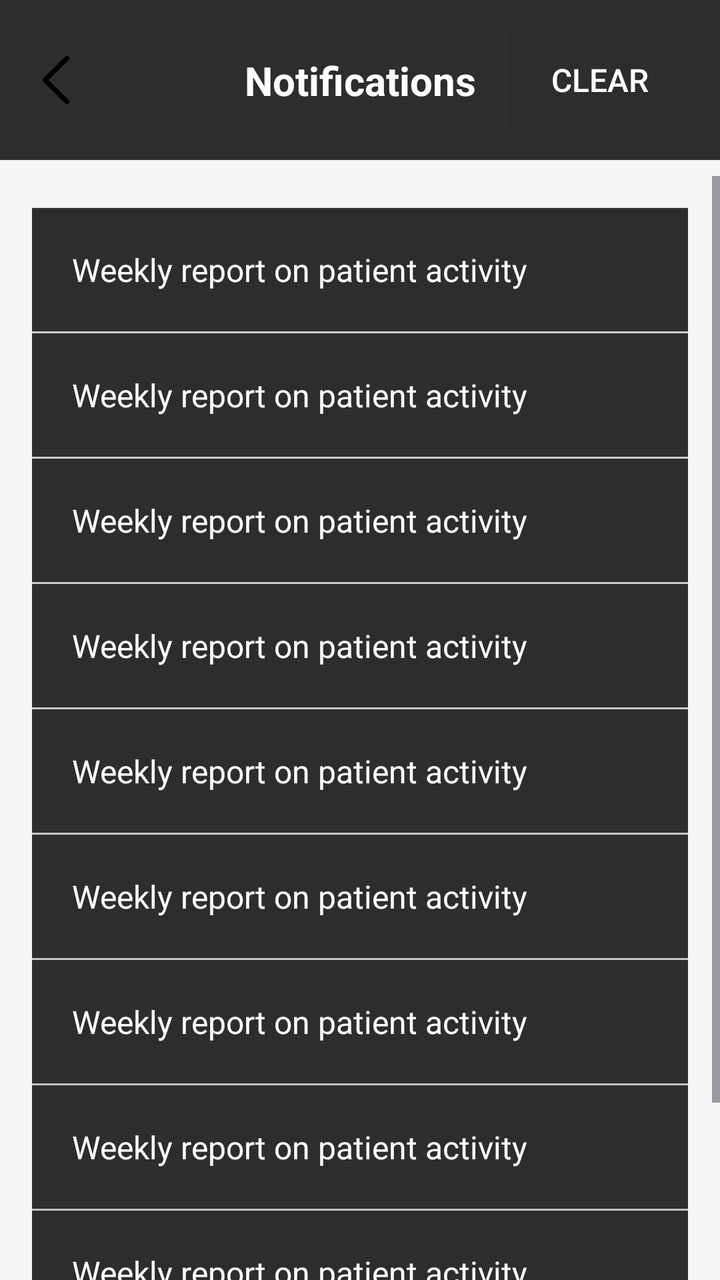
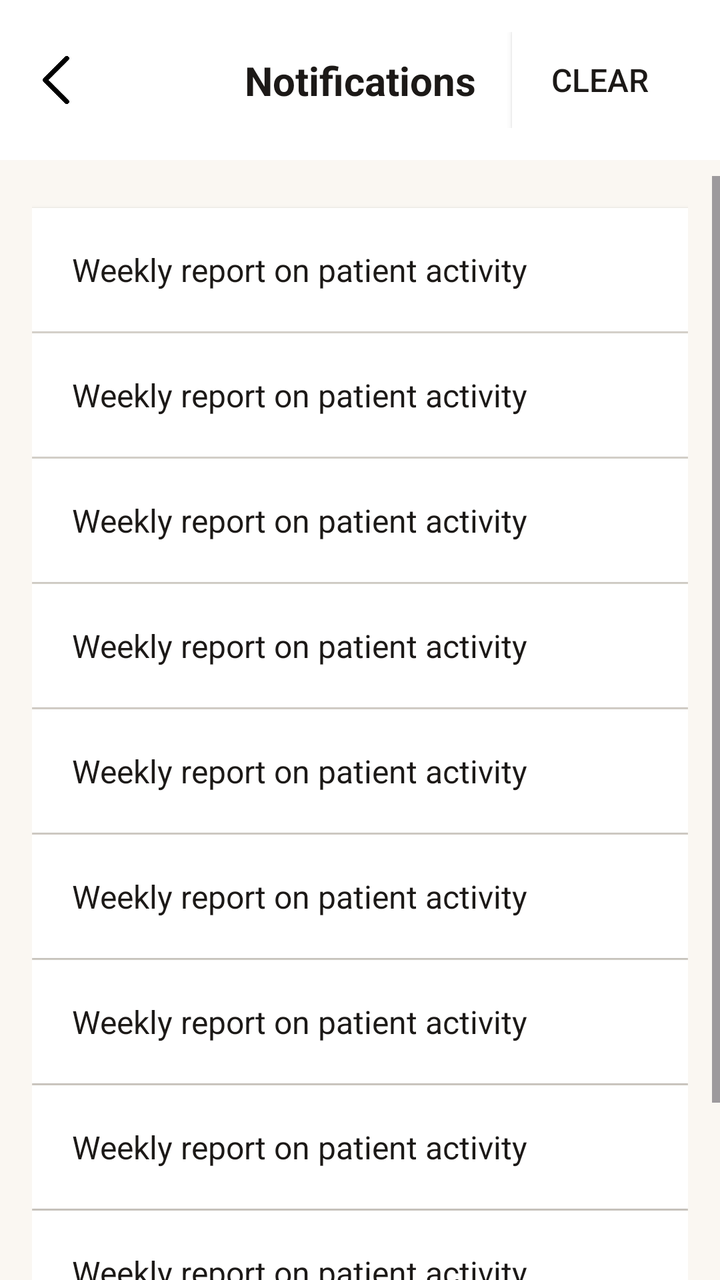

Screens rendered from an Android XML layout before and after an edit, with the pre-edit source and the edit as a unified diff.
<!-- AndroidManifest.xml: application theme Theme.RecallLive -->
<!-- res/layout/activity_guardiannotifications.xml -->
<?xml version="1.0" encoding="utf-8"?>
<androidx.constraintlayout.widget.ConstraintLayout xmlns:android="http://schemas.android.com/apk/res/android"
    xmlns:app="http://schemas.android.com/apk/res-auto"
    xmlns:tools="http://schemas.android.com/tools"
    android:layout_width="match_parent"
    android:layout_height="match_parent"
    android:background="#F5F5F5">

    
    <androidx.constraintlayout.widget.ConstraintLayout
        android:id="@+id/top_app_bar"
        android:layout_width="match_parent"
        android:layout_height="wrap_content"
        android:background="@color/white"
        android:padding="16dp"
        app:layout_constraintEnd_toEndOf="parent"
        app:layout_constraintStart_toStartOf="parent"
        app:layout_constraintTop_toTopOf="parent">

        
        <ImageView
            android:id="@+id/iv_back"
            android:layout_width="24dp"
            android:layout_height="24dp"
            android:src="@drawable/ic_arrow_back"
            app:layout_constraintBottom_toBottomOf="parent"
            app:layout_constraintStart_toStartOf="parent"
            app:layout_constraintTop_toTopOf="parent" />

        
        <TextView
            android:id="@+id/tv_notifications_title"
            android:layout_width="wrap_content"
            android:layout_height="wrap_content"
            android:text="Notifications"
            android:textColor="@color/black"
            android:textSize="20sp"
            android:textStyle="bold"
            app:layout_constraintBottom_toBottomOf="parent"
            app:layout_constraintEnd_toEndOf="parent"
            app:layout_constraintStart_toStartOf="parent"
            app:layout_constraintTop_toTopOf="parent" />

        
        <androidx.appcompat.widget.AppCompatButton
            android:id="@+id/tv_clear"
            android:layout_width="wrap_content"
            android:background="@color/white"
            android:layout_height="wrap_content"
            android:text="Clear"
            android:textColor="@color/black"
            android:textSize="16sp"
            app:layout_constraintBottom_toBottomOf="parent"
            app:layout_constraintEnd_toEndOf="parent"
            app:layout_constraintTop_toTopOf="parent" />

    </androidx.constraintlayout.widget.ConstraintLayout>

    
    <ScrollView
        android:id="@+id/scroll_view"
        android:layout_width="0dp"
        android:layout_height="0dp"
        android:layout_marginTop="8dp"
        app:layout_constraintBottom_toBottomOf="parent"
        app:layout_constraintEnd_toEndOf="parent"
        app:layout_constraintStart_toStartOf="parent"
        app:layout_constraintTop_toBottomOf="@+id/top_app_bar">

        <androidx.constraintlayout.widget.ConstraintLayout
            android:layout_width="match_parent"
            android:layout_height="wrap_content"
            android:paddingHorizontal="16dp"
            android:paddingBottom="16dp">

            
            <androidx.constraintlayout.widget.ConstraintLayout
                android:id="@+id/notification_item_1"
                android:layout_width="0dp"
                android:layout_height="wrap_content"
                android:layout_marginTop="16dp"
                android:background="@color/white"
                android:elevation="1dp"
                android:padding="20dp"
                app:layout_constraintEnd_toEndOf="parent"
                app:layout_constraintStart_toStartOf="parent"
                app:layout_constraintTop_toTopOf="parent">

                <TextView
                    android:id="@+id/tv_notification_text_1"
                    android:layout_width="0dp"
                    android:layout_height="wrap_content"
                    android:text="Weekly report on patient activity"
                    android:textColor="@color/black"
                    android:textSize="16sp"
                    android:lineSpacingExtra="4dp"
                    app:layout_constraintEnd_toEndOf="parent"
                    app:layout_constraintStart_toStartOf="parent"
                    app:layout_constraintTop_toTopOf="parent" />

            </androidx.constraintlayout.widget.ConstraintLayout>

            
            <View
                android:id="@+id/divider_1"
                android:layout_width="0dp"
                android:layout_height="1dp"
                android:background="#E0E0E0"
                app:layout_constraintEnd_toEndOf="parent"
                app:layout_constraintStart_toStartOf="parent"
                app:layout_constraintTop_toBottomOf="@+id/notification_item_1" />

            
            <androidx.constraintlayout.widget.ConstraintLayout
                android:id="@+id/notification_item_2"
                android:layout_width="0dp"
                android:layout_height="wrap_content"
                android:background="@color/white"
                android:elevation="1dp"
                android:padding="20dp"
                app:layout_constraintEnd_toEndOf="parent"
                app:layout_constraintStart_toStartOf="parent"
                app:layout_constraintTop_toBottomOf="@+id/divider_1">

                <TextView
                    android:id="@+id/tv_notification_text_2"
                    android:layout_width="0dp"
                    android:layout_height="wrap_content"
                    android:text="Weekly report on patient activity"
                    android:textColor="@color/black"
                    android:textSize="16sp"
                    android:lineSpacingExtra="4dp"
                    app:layout_constraintEnd_toEndOf="parent"
                    app:layout_constraintStart_toStartOf="parent"
                    app:layout_constraintTop_toTopOf="parent" />

            </androidx.constraintlayout.widget.ConstraintLayout>

            
            <View
                android:id="@+id/divider_2"
                android:layout_width="0dp"
                android:layout_height="1dp"
                android:background="#E0E0E0"
                app:layout_constraintEnd_toEndOf="parent"
                app:layout_constraintStart_toStartOf="parent"
                app:layout_constraintTop_toBottomOf="@+id/notification_item_2" />

            
            <androidx.constraintlayout.widget.ConstraintLayout
                android:id="@+id/notification_item_3"
                android:layout_width="0dp"
                android:layout_height="wrap_content"
                android:background="@color/white"
                android:elevation="1dp"
                android:padding="20dp"
                app:layout_constraintEnd_toEndOf="parent"
                app:layout_constraintStart_toStartOf="parent"
                app:layout_constraintTop_toBottomOf="@+id/divider_2">

                <TextView
                    android:id="@+id/tv_notification_text_3"
                    android:layout_width="0dp"
                    android:layout_height="wrap_content"
                    android:text="Weekly report on patient activity"
                    android:textColor="@color/black"
                    android:textSize="16sp"
                    android:lineSpacingExtra="4dp"
                    app:layout_constraintEnd_toEndOf="parent"
                    app:layout_constraintStart_toStartOf="parent"
                    app:layout_constraintTop_toTopOf="parent" />

            </androidx.constraintlayout.widget.ConstraintLayout>

            
            <View
                android:id="@+id/divider_3"
                android:layout_width="0dp"
                android:layout_height="1dp"
                android:background="#E0E0E0"
                app:layout_constraintEnd_toEndOf="parent"
                app:layout_constraintStart_toStartOf="parent"
                app:layout_constraintTop_toBottomOf="@+id/notification_item_3" />

            
            <androidx.constraintlayout.widget.ConstraintLayout
                android:id="@+id/notification_item_4"
                android:layout_width="0dp"
                android:layout_height="wrap_content"
                android:background="@color/white"
                android:elevation="1dp"
                android:padding="20dp"
                app:layout_constraintEnd_toEndOf="parent"
                app:layout_constraintStart_toStartOf="parent"
                app:layout_constraintTop_toBottomOf="@+id/divider_3">

                <TextView
                    android:id="@+id/tv_notification_text_4"
                    android:layout_width="0dp"
                    android:layout_height="wrap_content"
                    android:text="Weekly report on patient activity"
                    android:textColor="@color/black"
                    android:textSize="16sp"
                    android:lineSpacingExtra="4dp"
                    app:layout_constraintEnd_toEndOf="parent"
                    app:layout_constraintStart_toStartOf="parent"
                    app:layout_constraintTop_toTopOf="parent" />

            </androidx.constraintlayout.widget.ConstraintLayout>

            
            <View
                android:id="@+id/divider_4"
                android:layout_width="0dp"
                android:layout_height="1dp"
                android:background="#E0E0E0"
                app:layout_constraintEnd_toEndOf="parent"
                app:layout_constraintStart_toStartOf="parent"
                app:layout_constraintTop_toBottomOf="@+id/notification_item_4" />

            
            <androidx.constraintlayout.widget.ConstraintLayout
                android:id="@+id/notification_item_5"
                android:layout_width="0dp"
                android:layout_height="wrap_content"
                android:background="@color/white"
                android:elevation="1dp"
                android:padding="20dp"
                app:layout_constraintEnd_toEndOf="parent"
                app:layout_constraintStart_toStartOf="parent"
                app:layout_constraintTop_toBottomOf="@+id/divider_4">

                <TextView
                    android:id="@+id/tv_notification_text_5"
                    android:layout_width="0dp"
                    android:layout_height="wrap_content"
                    android:text="Weekly report on patient activity"
                    android:textColor="@color/black"
                    android:textSize="16sp"
                    android:lineSpacingExtra="4dp"
                    app:layout_constraintEnd_toEndOf="parent"
                    app:layout_constraintStart_toStartOf="parent"
                    app:layout_constraintTop_toTopOf="parent" />

            </androidx.constraintlayout.widget.ConstraintLayout>

            
            <View
                android:id="@+id/divider_5"
                android:layout_width="0dp"
                android:layout_height="1dp"
                android:background="#E0E0E0"
                app:layout_constraintEnd_toEndOf="parent"
                app:layout_constraintStart_toStartOf="parent"
                app:layout_constraintTop_toBottomOf="@+id/notification_item_5" />

            
            <androidx.constraintlayout.widget.ConstraintLayout
                android:id="@+id/notification_item_6"
                android:layout_width="0dp"
                android:layout_height="wrap_content"
                android:background="@color/white"
                android:elevation="1dp"
                android:padding="20dp"
                app:layout_constraintEnd_toEndOf="parent"
                app:layout_constraintStart_toStartOf="parent"
                app:layout_constraintTop_toBottomOf="@+id/divider_5">

                <TextView
                    android:id="@+id/tv_notification_text_6"
                    android:layout_width="0dp"
                    android:layout_height="wrap_content"
                    android:text="Weekly report on patient activity"
                    android:textColor="@color/black"
                    android:textSize="16sp"
                    android:lineSpacingExtra="4dp"
                    app:layout_constraintEnd_toEndOf="parent"
                    app:layout_constraintStart_toStartOf="parent"
                    app:layout_constraintTop_toTopOf="parent" />

            </androidx.constraintlayout.widget.ConstraintLayout>

            
            <View
                android:id="@+id/divider_6"
                android:layout_width="0dp"
                android:layout_height="1dp"
                android:background="#E0E0E0"
                app:layout_constraintEnd_toEndOf="parent"
                app:layout_constraintStart_toStartOf="parent"
                app:layout_constraintTop_toBottomOf="@+id/notification_item_6" />

            
            <androidx.constraintlayout.widget.ConstraintLayout
                android:id="@+id/notification_item_7"
                android:layout_width="0dp"
                android:layout_height="wrap_content"
                android:background="@color/white"
                android:elevation="1dp"
                android:padding="20dp"
                app:layout_constraintEnd_toEndOf="parent"
                app:layout_constraintStart_toStartOf="parent"
                app:layout_constraintTop_toBottomOf="@+id/divider_6">

                <TextView
                    android:id="@+id/tv_notification_text_7"
                    android:layout_width="0dp"
                    android:layout_height="wrap_content"
                    android:text="Weekly report on patient activity"
                    android:textColor="@color/black"
                    android:textSize="16sp"
                    android:lineSpacingExtra="4dp"
                    app:layout_constraintEnd_toEndOf="parent"
                    app:layout_constraintStart_toStartOf="parent"
                    app:layout_constraintTop_toTopOf="parent" />

            </androidx.constraintlayout.widget.ConstraintLayout>

            
            <View
                android:id="@+id/divider_7"
                android:layout_width="0dp"
                android:layout_height="1dp"
                android:background="#E0E0E0"
                app:layout_constraintEnd_toEndOf="parent"
                app:layout_constraintStart_toStartOf="parent"
                app:layout_constraintTop_toBottomOf="@+id/notification_item_7" />

            
            <androidx.constraintlayout.widget.ConstraintLayout
                android:id="@+id/notification_item_8"
                android:layout_width="0dp"
                android:layout_height="wrap_content"
                android:background="@color/white"
                android:elevation="1dp"
                android:padding="20dp"
                app:layout_constraintEnd_toEndOf="parent"
                app:layout_constraintStart_toStartOf="parent"
                app:layout_constraintTop_toBottomOf="@+id/divider_7">

                <TextView
                    android:id="@+id/tv_notification_text_8"
                    android:layout_width="0dp"
                    android:layout_height="wrap_content"
                    android:text="Weekly report on patient activity"
                    android:textColor="@color/black"
                    android:textSize="16sp"
                    android:lineSpacingExtra="4dp"
                    app:layout_constraintEnd_toEndOf="parent"
                    app:layout_constraintStart_toStartOf="parent"
                    app:layout_constraintTop_toTopOf="parent" />

            </androidx.constraintlayout.widget.ConstraintLayout>

            
            <View
                android:id="@+id/divider_8"
                android:layout_width="0dp"
                android:layout_height="1dp"
                android:background="#E0E0E0"
                app:layout_constraintEnd_toEndOf="parent"
                app:layout_constraintStart_toStartOf="parent"
                app:layout_constraintTop_toBottomOf="@+id/notification_item_8" />

            
            <androidx.constraintlayout.widget.ConstraintLayout
                android:id="@+id/notification_item_9"
                android:layout_width="0dp"
                android:layout_height="wrap_content"
                android:background="@color/white"
                android:elevation="1dp"
                android:padding="20dp"
                app:layout_constraintEnd_toEndOf="parent"
                app:layout_constraintStart_toStartOf="parent"
                app:layout_constraintTop_toBottomOf="@+id/divider_8">

                <TextView
                    android:id="@+id/tv_notification_text_9"
                    android:layout_width="0dp"
                    android:layout_height="wrap_content"
                    android:text="Weekly report on patient activity"
                    android:textColor="@color/black"
                    android:textSize="16sp"
                    android:lineSpacingExtra="4dp"
                    app:layout_constraintEnd_toEndOf="parent"
                    app:layout_constraintStart_toStartOf="parent"
                    app:layout_constraintTop_toTopOf="parent" />

            </androidx.constraintlayout.widget.ConstraintLayout>

            
            <View
                android:id="@+id/divider_9"
                android:layout_width="0dp"
                android:layout_height="1dp"
                android:background="#E0E0E0"
                app:layout_constraintEnd_toEndOf="parent"
                app:layout_constraintStart_toStartOf="parent"
                app:layout_constraintTop_toBottomOf="@+id/notification_item_9" />

            
            <androidx.constraintlayout.widget.ConstraintLayout
                android:id="@+id/notification_item_10"
                android:layout_width="0dp"
                android:layout_height="wrap_content"
                android:background="@color/white"
                android:elevation="1dp"
                android:padding="20dp"
                app:layout_constraintEnd_toEndOf="parent"
                app:layout_constraintStart_toStartOf="parent"
                app:layout_constraintTop_toBottomOf="@+id/divider_9">

                <TextView
                    android:id="@+id/tv_notification_text_10"
                    android:layout_width="0dp"
                    android:layout_height="wrap_content"
                    android:text="Weekly report on patient activity"
                    android:textColor="@color/black"
                    android:textSize="16sp"
                    android:lineSpacingExtra="4dp"
                    app:layout_constraintEnd_toEndOf="parent"
                    app:layout_constraintStart_toStartOf="parent"
                    app:layout_constraintTop_toTopOf="parent" />

            </androidx.constraintlayout.widget.ConstraintLayout>

        </androidx.constraintlayout.widget.ConstraintLayout>

    </ScrollView>

</androidx.constraintlayout.widget.ConstraintLayout>
<!-- resources referenced by this layout -->
<resources>
  <color name="black">#FFFFFF</color>
  <color name="white">#2D2D2D</color>
  <!-- drawable ic_arrow_back: png bitmap (drawable, 2754 bytes) -->
  <style name="Theme.RecallLive" parent="Base.Theme.RecallLive" />
  <style name="Base.Theme.RecallLive" parent="Theme.Material3.DayNight.NoActionBar">
          
          
      </style>
</resources>

<!-- the commit's change to res/layout/activity_guardiannotifications.xml (unified diff, before → after) -->
@@ -4,14 +4,14 @@
     xmlns:tools="http://schemas.android.com/tools"
     android:layout_width="match_parent"
     android:layout_height="match_parent"
-    android:background="#F5F5F5">
+    android:background="#FAF7F2">
 
     
     <androidx.constraintlayout.widget.ConstraintLayout
         android:id="@+id/top_app_bar"
         android:layout_width="match_parent"
         android:layout_height="wrap_content"
-        android:background="@color/white"
+        android:background="#FFFFFF"
         android:padding="16dp"
         app:layout_constraintEnd_toEndOf="parent"
         app:layout_constraintStart_toStartOf="parent"
@@ -33,7 +33,7 @@
             android:layout_width="wrap_content"
             android:layout_height="wrap_content"
             android:text="Notifications"
-            android:textColor="@color/black"
+            android:textColor="#1C1917"
             android:textSize="20sp"
             android:textStyle="bold"
             app:layout_constraintBottom_toBottomOf="parent"
@@ -45,10 +45,10 @@
         <androidx.appcompat.widget.AppCompatButton
             android:id="@+id/tv_clear"
             android:layout_width="wrap_content"
-            android:background="@color/white"
+            android:background="#FFFFFF"
             android:layout_height="wrap_content"
             android:text="Clear"
-            android:textColor="@color/black"
+            android:textColor="#1C1917"
             android:textSize="16sp"
             app:layout_constraintBottom_toBottomOf="parent"
             app:layout_constraintEnd_toEndOf="parent"
@@ -79,7 +79,7 @@
                 android:layout_width="0dp"
                 android:layout_height="wrap_content"
                 android:layout_marginTop="16dp"
-                android:background="@color/white"
+                android:background="#FFFFFF"
                 android:elevation="1dp"
                 android:padding="20dp"
                 app:layout_constraintEnd_toEndOf="parent"
@@ -91,7 +91,7 @@
                     android:layout_width="0dp"
                     android:layout_height="wrap_content"
                     android:text="Weekly report on patient activity"
-                    android:textColor="@color/black"
+                    android:textColor="#1C1917"
                     android:textSize="16sp"
                     android:lineSpacingExtra="4dp"
                     app:layout_constraintEnd_toEndOf="parent"
@@ -105,7 +105,7 @@
                 android:id="@+id/divider_1"
                 android:layout_width="0dp"
                 android:layout_height="1dp"
-                android:background="#E0E0E0"
+                android:background="#E7E2DA"
                 app:layout_constraintEnd_toEndOf="parent"
                 app:layout_constraintStart_toStartOf="parent"
                 app:layout_constraintTop_toBottomOf="@+id/notification_item_1" />
@@ -115,7 +115,7 @@
                 android:id="@+id/notification_item_2"
                 android:layout_width="0dp"
                 android:layout_height="wrap_content"
-                android:background="@color/white"
+                android:background="#FFFFFF"
                 android:elevation="1dp"
                 android:padding="20dp"
                 app:layout_constraintEnd_toEndOf="parent"
@@ -127,7 +127,7 @@
                     android:layout_width="0dp"
                     android:layout_height="wrap_content"
                     android:text="Weekly report on patient activity"
-                    android:textColor="@color/black"
+                    android:textColor="#1C1917"
                     android:textSize="16sp"
                     android:lineSpacingExtra="4dp"
                     app:layout_constraintEnd_toEndOf="parent"
@@ -141,7 +141,7 @@
                 android:id="@+id/divider_2"
                 android:layout_width="0dp"
                 android:layout_height="1dp"
-                android:background="#E0E0E0"
+                android:background="#E7E2DA"
                 app:layout_constraintEnd_toEndOf="parent"
                 app:layout_constraintStart_toStartOf="parent"
                 app:layout_constraintTop_toBottomOf="@+id/notification_item_2" />
@@ -151,7 +151,7 @@
                 android:id="@+id/notification_item_3"
                 android:layout_width="0dp"
                 android:layout_height="wrap_content"
-                android:background="@color/white"
+                android:background="#FFFFFF"
                 android:elevation="1dp"
                 android:padding="20dp"
                 app:layout_constraintEnd_toEndOf="parent"
@@ -163,7 +163,7 @@
                     android:layout_width="0dp"
                     android:layout_height="wrap_content"
                     android:text="Weekly report on patient activity"
-                    android:textColor="@color/black"
+                    android:textColor="#1C1917"
                     android:textSize="16sp"
                     android:lineSpacingExtra="4dp"
                     app:layout_constraintEnd_toEndOf="parent"
@@ -177,7 +177,7 @@
                 android:id="@+id/divider_3"
                 android:layout_width="0dp"
                 android:layout_height="1dp"
-                android:background="#E0E0E0"
+                android:background="#E7E2DA"
                 app:layout_constraintEnd_toEndOf="parent"
                 app:layout_constraintStart_toStartOf="parent"
                 app:layout_constraintTop_toBottomOf="@+id/notification_item_3" />
@@ -187,7 +187,7 @@
                 android:id="@+id/notification_item_4"
                 android:layout_width="0dp"
                 android:layout_height="wrap_content"
-                android:background="@color/white"
+                android:background="#FFFFFF"
                 android:elevation="1dp"
                 android:padding="20dp"
                 app:layout_constraintEnd_toEndOf="parent"
@@ -199,7 +199,7 @@
                     android:layout_width="0dp"
                     android:layout_height="wrap_content"
                     android:text="Weekly report on patient activity"
-                    android:textColor="@color/black"
+                    android:textColor="#1C1917"
                     android:textSize="16sp"
                     android:lineSpacingExtra="4dp"
                     app:layout_constraintEnd_toEndOf="parent"
@@ -213,7 +213,7 @@
                 android:id="@+id/divider_4"
                 android:layout_width="0dp"
                 android:layout_height="1dp"
-                android:background="#E0E0E0"
+                android:background="#E7E2DA"
                 app:layout_constraintEnd_toEndOf="parent"
                 app:layout_constraintStart_toStartOf="parent"
                 app:layout_constraintTop_toBottomOf="@+id/notification_item_4" />
@@ -223,7 +223,7 @@
                 android:id="@+id/notification_item_5"
                 android:layout_width="0dp"
                 android:layout_height="wrap_content"
-                android:background="@color/white"
+                android:background="#FFFFFF"
                 android:elevation="1dp"
                 android:padding="20dp"
                 app:layout_constraintEnd_toEndOf="parent"
@@ -235,7 +235,7 @@
                     android:layout_width="0dp"
                     android:layout_height="wrap_content"
                     android:text="Weekly report on patient activity"
-                    android:textColor="@color/black"
+                    android:textColor="#1C1917"
                     android:textSize="16sp"
                     android:lineSpacingExtra="4dp"
                     app:layout_constraintEnd_toEndOf="parent"
@@ -249,7 +249,7 @@
                 android:id="@+id/divider_5"
                 android:layout_width="0dp"
                 android:layout_height="1dp"
-                android:background="#E0E0E0"
+                android:background="#E7E2DA"
                 app:layout_constraintEnd_toEndOf="parent"
                 app:layout_constraintStart_toStartOf="parent"
                 app:layout_constraintTop_toBottomOf="@+id/notification_item_5" />
@@ -259,7 +259,7 @@
                 android:id="@+id/notification_item_6"
                 android:layout_width="0dp"
                 android:layout_height="wrap_content"
-                android:background="@color/white"
+                android:background="#FFFFFF"
                 android:elevation="1dp"
                 android:padding="20dp"
                 app:layout_constraintEnd_toEndOf="parent"
@@ -271,7 +271,7 @@
                     android:layout_width="0dp"
                     android:layout_height="wrap_content"
                     android:text="Weekly report on patient activity"
-                    android:textColor="@color/black"
+                    android:textColor="#1C1917"
                     android:textSize="16sp"
                     android:lineSpacingExtra="4dp"
                     app:layout_constraintEnd_toEndOf="parent"
@@ -285,7 +285,7 @@
                 android:id="@+id/divider_6"
                 android:layout_width="0dp"
                 android:layout_height="1dp"
-                android:background="#E0E0E0"
+                android:background="#E7E2DA"
                 app:layout_constraintEnd_toEndOf="parent"
                 app:layout_constraintStart_toStartOf="parent"
                 app:layout_constraintTop_toBottomOf="@+id/notification_item_6" />
@@ -295,7 +295,7 @@
                 android:id="@+id/notification_item_7"
                 android:layout_width="0dp"
                 android:layout_height="wrap_content"
-                android:background="@color/white"
+                android:background="#FFFFFF"
                 android:elevation="1dp"
                 android:padding="20dp"
                 app:layout_constraintEnd_toEndOf="parent"
@@ -307,7 +307,7 @@
                     android:layout_width="0dp"
                     android:layout_height="wrap_content"
                     android:text="Weekly report on patient activity"
-                    android:textColor="@color/black"
+                    android:textColor="#1C1917"
                     android:textSize="16sp"
                     android:lineSpacingExtra="4dp"
                     app:layout_constraintEnd_toEndOf="parent"
@@ -321,7 +321,7 @@
                 android:id="@+id/divider_7"
                 android:layout_width="0dp"
                 android:layout_height="1dp"
-                android:background="#E0E0E0"
+                android:background="#E7E2DA"
                 app:layout_constraintEnd_toEndOf="parent"
                 app:layout_constraintStart_toStartOf="parent"
                 app:layout_constraintTop_toBottomOf="@+id/notification_item_7" />
@@ -331,7 +331,7 @@
                 android:id="@+id/notification_item_8"
                 android:layout_width="0dp"
                 android:layout_height="wrap_content"
-                android:background="@color/white"
+                android:background="#FFFFFF"
                 android:elevation="1dp"
                 android:padding="20dp"
                 app:layout_constraintEnd_toEndOf="parent"
@@ -343,7 +343,7 @@
                     android:layout_width="0dp"
                     android:layout_height="wrap_content"
                     android:text="Weekly report on patient activity"
-                    android:textColor="@color/black"
+                    android:textColor="#1C1917"
                     android:textSize="16sp"
                     android:lineSpacingExtra="4dp"
                     app:layout_constraintEnd_toEndOf="parent"
@@ -357,7 +357,7 @@
                 android:id="@+id/divider_8"
                 android:layout_width="0dp"
                 android:layout_height="1dp"
-                android:background="#E0E0E0"
+                android:background="#E7E2DA"
                 app:layout_constraintEnd_toEndOf="parent"
                 app:layout_constraintStart_toStartOf="parent"
                 app:layout_constraintTop_toBottomOf="@+id/notification_item_8" />
@@ -367,7 +367,7 @@
                 android:id="@+id/notification_item_9"
                 android:layout_width="0dp"
                 android:layout_height="wrap_content"
-                android:background="@color/white"
+                android:background="#FFFFFF"
                 android:elevation="1dp"
                 android:padding="20dp"
                 app:layout_constraintEnd_toEndOf="parent"
@@ -379,7 +379,7 @@
                     android:layout_width="0dp"
                     android:layout_height="wrap_content"
                     android:text="Weekly report on patient activity"
-                    android:textColor="@color/black"
+                    android:textColor="#1C1917"
                     android:textSize="16sp"
                     android:lineSpacingExtra="4dp"
                     app:layout_constraintEnd_toEndOf="parent"
@@ -393,7 +393,7 @@
                 android:id="@+id/divider_9"
                 android:layout_width="0dp"
                 android:layout_height="1dp"
-                android:background="#E0E0E0"
+                android:background="#E7E2DA"
                 app:layout_constraintEnd_toEndOf="parent"
                 app:layout_constraintStart_toStartOf="parent"
                 app:layout_constraintTop_toBottomOf="@+id/notification_item_9" />
@@ -403,7 +403,7 @@
                 android:id="@+id/notification_item_10"
                 android:layout_width="0dp"
                 android:layout_height="wrap_content"
-                android:background="@color/white"
+                android:background="#FFFFFF"
                 android:elevation="1dp"
                 android:padding="20dp"
                 app:layout_constraintEnd_toEndOf="parent"
@@ -415,7 +415,7 @@
                     android:layout_width="0dp"
                     android:layout_height="wrap_content"
                     android:text="Weekly report on patient activity"
-                    android:textColor="@color/black"
+                    android:textColor="#1C1917"
                     android:textSize="16sp"
                     android:lineSpacingExtra="4dp"
                     app:layout_constraintEnd_toEndOf="parent"
<!-- resource entries referenced after the edit -->
@@ -1,7 +1,5 @@
 <!-- resources referenced by this layout -->
 <resources>
-  <color name="black">#FFFFFF</color>
-  <color name="white">#2D2D2D</color>
   <!-- drawable ic_arrow_back: png bitmap (drawable, 2754 bytes) -->
   <style name="Theme.RecallLive" parent="Base.Theme.RecallLive" />
   <style name="Base.Theme.RecallLive" parent="Theme.Material3.DayNight.NoActionBar">
